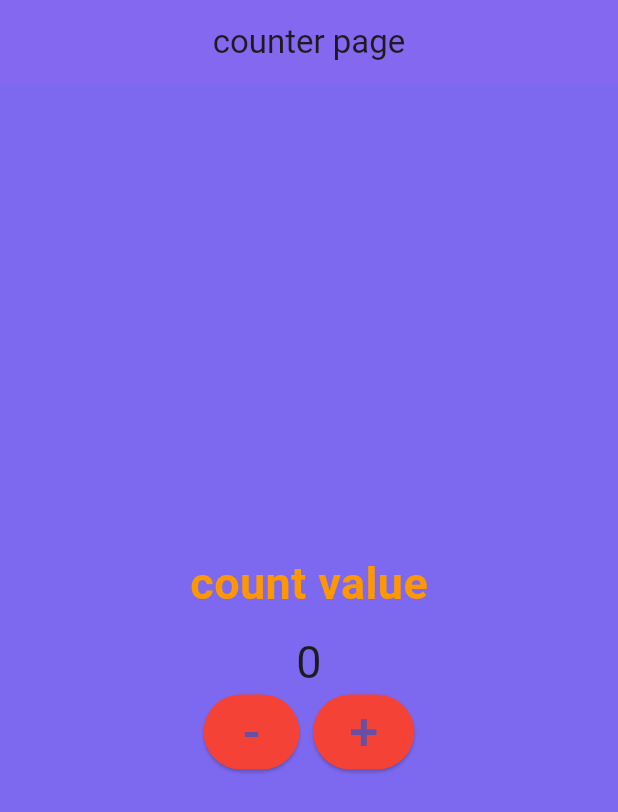
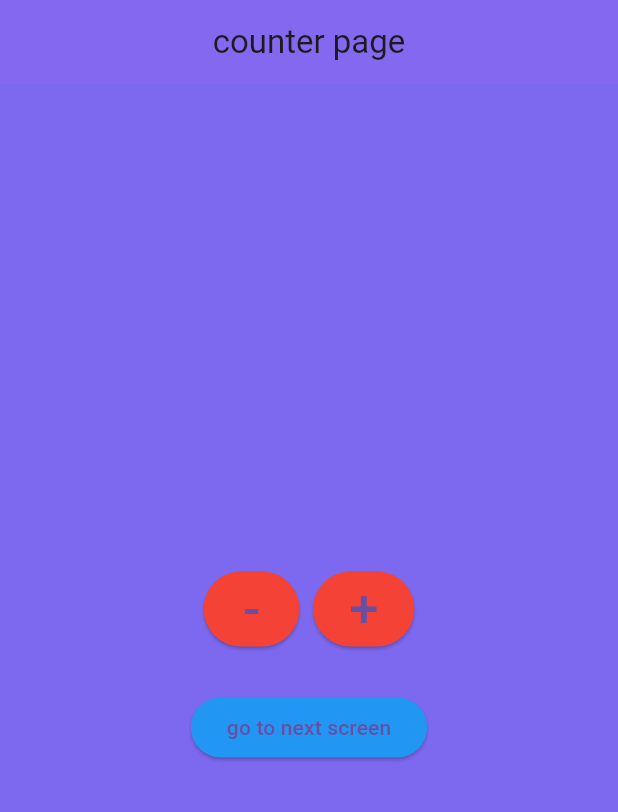
Before and after one commit to midlajkk04-max/provider_example_counterapp, a Flutter app: the screen it shows after launch, on a phone screen of 412 x 824 dp. Shown: the top 812 px of the screen. Run offline on Flutter 3.47's test engine with Material 3 defaults, Android fonts, the phone set to English and light mode, and no system bars.

Commit message:
provider_multiplepage_counterapp

```diff
--- a/lib/counterpage.dart
+++ b/lib/counterpage.dart
@@ -1,6 +1,7 @@
 import 'package:flutter/material.dart';
 import 'package:provider/provider.dart';
 import 'package:provider_use_counterapp/counter_provider.dart';
+import 'package:provider_use_counterapp/counterpage2.dart';
 
 class Counterpage extends StatelessWidget {
   const Counterpage({super.key});
@@ -22,9 +23,9 @@ class Counterpage extends StatelessWidget {
 
           mainAxisAlignment: MainAxisAlignment.center,
           children: [
-            Text("count value",style: TextStyle(fontSize: 30,fontWeight: FontWeight.bold,color: Colors.orange),),
+
             SizedBox(height: 10,),
-            Text(counterProvider.count.toString(),style: TextStyle(fontSize: 30),),
+
             Row(
               mainAxisAlignment: MainAxisAlignment.center,
                children: [
@@ -43,8 +44,23 @@ class Counterpage extends StatelessWidget {
               onPressed: (){
                 counterProvider.increment();
               }, child: Text("+",style: TextStyle(fontSize: 35),)),
+
+
           ],
-            )
+            ),
+            SizedBox(height: 30,),
+             Column(
+                children: [
+                  ElevatedButton(
+                    style: ElevatedButton.styleFrom(
+                      backgroundColor: Colors.blue,
+
+                    ),
+                    onPressed: (){
+                      Navigator.push(context, MaterialPageRoute(builder: (context)=>Counterpage2()));
+                    }, child: Text("go to next screen"))
+                ],
+              )
           ],
 
 
```
Also changed, not shown: lib/counterpage2.dart (added, +31 -0 lines).
